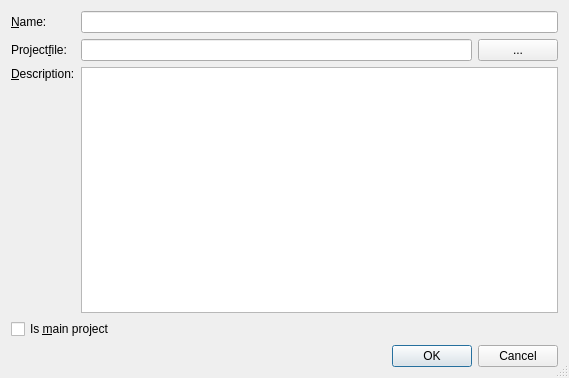
This is MultiProject/AddProjectDialog.ui in testmana2/test as Qt 5 draws it before an edit. The edited form follows.
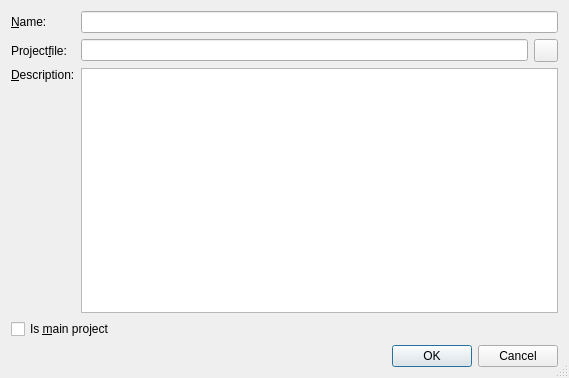
This is the edited form.

Commit message: Changed all the file or directory selection buttons to QToolButton and gave them an icon.

```diff
--- a/MultiProject/AddProjectDialog.ui
+++ b/MultiProject/AddProjectDialog.ui
@@ -53,16 +53,6 @@
        </property>
       </widget>
      </item>
-     <item row="1" column="2">
-      <widget class="QPushButton" name="fileButton">
-       <property name="toolTip">
-        <string>Select the project file via a file selection dialog</string>
-       </property>
-       <property name="text">
-        <string>...</string>
-       </property>
-      </widget>
-     </item>
      <item row="2" column="0">
       <widget class="QLabel" name="label_3">
        <property name="text">
@@ -99,6 +89,13 @@
        </property>
       </widget>
      </item>
+     <item row="1" column="2">
+      <widget class="QToolButton" name="fileButton">
+       <property name="toolTip">
+        <string>Select the project file via a file selection dialog</string>
+       </property>
+      </widget>
+     </item>
     </layout>
    </item>
    <item>
```
The commit also changes 127 other files.
